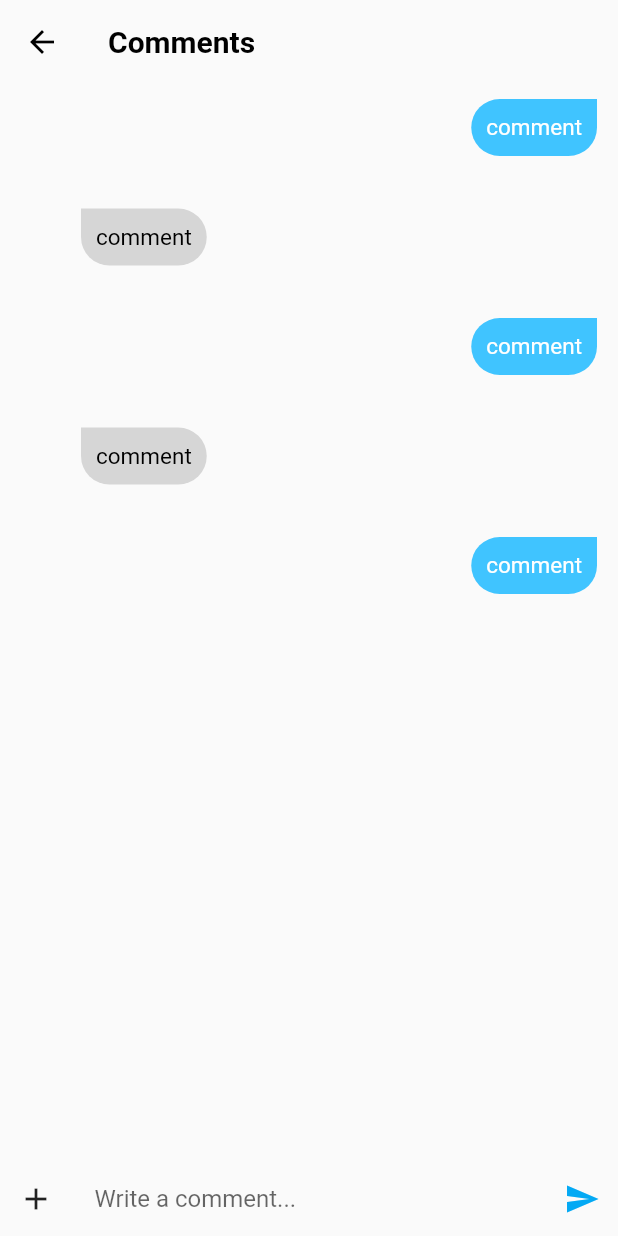
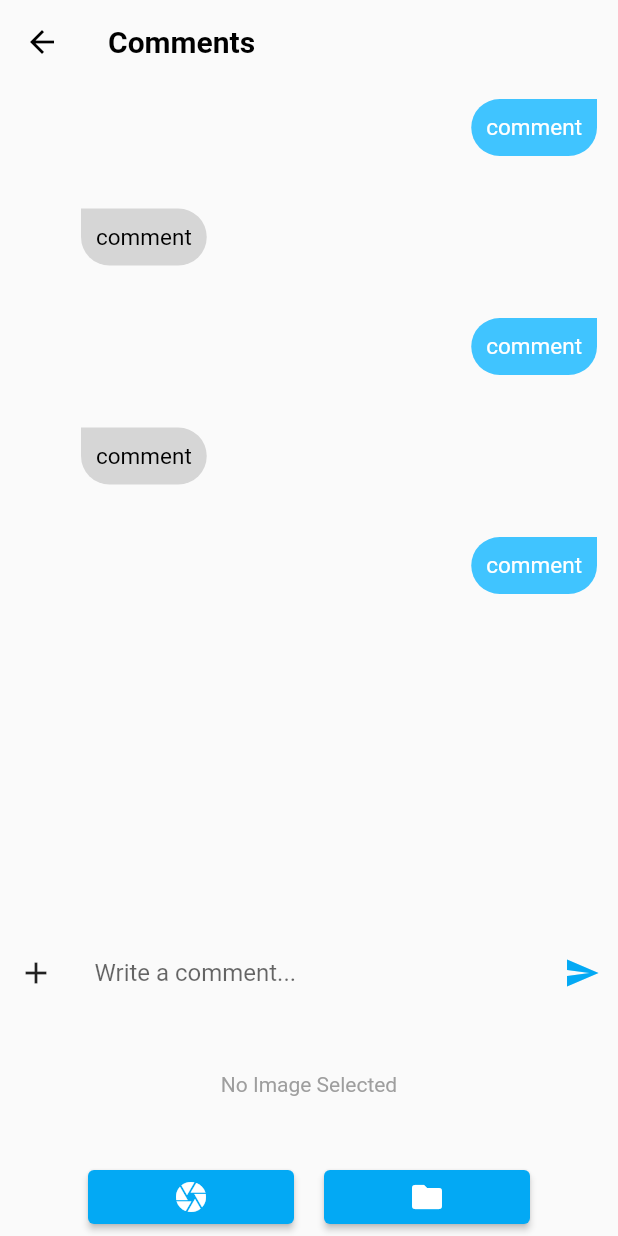
Before and after one commit to 0thElement/olaz, a Flutter app: the CommentScreen screen opened directly, on a phone screen of 412 x 824 dp. Run offline on Flutter 3.47's test engine with Material 2 defaults, Android fonts, the phone set to English and light mode, and no system bars; our stand-ins replace bottom_navy_bar, cloud_firestore, firebase_auth, firebase_core, get, google_sign_in and 3 more; missing offline and left inert: flutter_facebook_auth; accounts and stored records are empty.

Commit message:
Improved UI

```diff
--- a/lib/screens/homepage.dart
+++ b/lib/screens/homepage.dart
@@ -4,7 +4,7 @@ import 'package:flutter/material.dart';
 import 'package:get/get.dart';
 import 'package:olaz/models/user.dart' as olaz;
 import 'package:olaz/screens/chat/contact_list.dart';
-import 'package:olaz/screens/common/image_picker.dart';
+import 'package:olaz/screens/common/image_picker_screen.dart';
 import 'package:olaz/screens/social/wall.dart';
 import 'package:olaz/screens/profile/edit_profile.dart';
 
@@ -13,7 +13,7 @@ class HomePageController extends GetxController {
     const ContactScreen(),
     SocialWallScreen(),
     const EditProfileScreen(),
-    const UploadImage(),
+    const UploadImageScreen(),
   ];
   RxInt screenIndex = 0.obs;
   olaz.UserCrud userCrud = Get.find();
--- /dev/null
+++ b/lib/widgets/image_picker.dart
@@ -0,0 +1,112 @@
+import 'package:flutter/material.dart';
+import 'package:image_picker/image_picker.dart';
+import 'dart:io';
+
+class UploadImage extends StatefulWidget {
+  const UploadImage(this.maxHeight, {Key? key}) : super(key: key);
+
+  final double maxHeight;
+
+  @override
+  State<UploadImage> createState() => _UploadImageState();
+}
+
+class _UploadImageState extends State<UploadImage> {
+  List<XFile> imageList = [];
+  Future getImageFromGallery() async {
+    final images = await ImagePicker().pickMultiImage();
+
+    setState(() {
+      if (images != null) {
+        imageList.addAll(images);
+      }
+    });
+  }
+
+  Future getImageFromCamera() async {
+    final image = await ImagePicker().pickImage(source: ImageSource.camera);
+
+    setState(() {
+      if (image != null) {
+        imageList.add(image);
+      }
+    });
+  }
+
+  @override
+  Widget build(BuildContext context) {
+    double availableWidth = MediaQuery.of(context).size.width;
+    return Column(
+      mainAxisAlignment: MainAxisAlignment.center,
+      children: [
+        Expanded(
+          child: SingleChildScrollView(
+              child: Container(
+            padding: const EdgeInsets.all(5),
+            width: availableWidth,
+            height: widget.maxHeight - 50,
+            child: Center(
+              child: imageList.isEmpty
+                  ? const Text(
+                      "No Image Selected",
+                      style: TextStyle(color: Colors.grey),
+                    )
+                  : (Padding(
+                      padding: const EdgeInsets.all(8.0),
+                      child: GridView.builder(
+                        itemCount: imageList.length,
+                        gridDelegate:
+                            const SliverGridDelegateWithFixedCrossAxisCount(
+                                crossAxisCount: 3),
+                        itemBuilder: (BuildContext context, int index) {
+                          return GestureDetector(
+                            onTap: () => setState(() {
+                              imageList.removeAt(index);
+                            }),
+                            child: Image.file(
+                              File(imageList[index].path),
+                              fit: BoxFit.cover,
+                            ),
+                          );
+                        },
+                      ),
+                    )),
+            ),
+          )),
+        ),
+        SizedBox(
+          height: 50,
+          child: Row(
+            mainAxisAlignment: MainAxisAlignment.center,
+            children: [
+              SizedBox(
+                width: availableWidth / 3,
+                child: ElevatedButton(
+                  onPressed: getImageFromCamera,
+                  // tooltip: 'Choose Image From Camera',
+                  child: const Icon(
+                    Icons.camera,
+                    color: Colors.white,
+                  ),
+                ),
+              ),
+              const SizedBox(
+                width: 20,
+              ),
+              SizedBox(
+                  width: availableWidth / 3,
+                  child: ElevatedButton(
+                    onPressed: getImageFromGallery,
+                    // tooltip: 'Choose Image From Galerry',
+                    child: const Icon(
+                      Icons.folder,
+                      color: Colors.white,
+                    ),
+                  )),
+            ],
+          ),
+        )
+      ],
+    );
+  }
+}
--- a/lib/widgets/message_bar.dart
+++ b/lib/widgets/message_bar.dart
@@ -1,6 +1,7 @@
 import 'package:flutter/material.dart';
+import 'package:olaz/widgets/image_picker.dart';
 
-class MessageBar extends StatelessWidget {
+class MessageBar extends StatefulWidget {
   final String hint;
   final TextEditingController textEditingController;
   final VoidCallback onSend;
@@ -11,34 +12,64 @@ class MessageBar extends StatelessWidget {
       : super(key: key);
 
   @override
+  State<MessageBar> createState() => _MessageBarState();
+}
+
+class _MessageBarState extends State<MessageBar> {
+  bool shouldShowImagePicker = false;
+
+  void showImagePicker() {
+    setState(() {
+      shouldShowImagePicker = !shouldShowImagePicker;
+    });
+  }
+
+  @override
   Widget build(BuildContext context) {
     return Align(
         alignment: Alignment.bottomLeft,
+        child: AnimatedSize(
+          curve: Curves.easeOut,
+          duration: const Duration(milliseconds: 200),
           child: Container(
-        constraints: const BoxConstraints(minHeight: 50),
-        child: Row(children: [
-          //More options button
-          IconButton(onPressed: () {}, icon: const Icon(Icons.add)),
+            constraints: BoxConstraints(
+                minHeight: 50, maxHeight: shouldShowImagePicker ? 50 : 200),
+            child: Align(
+              alignment: Alignment.topLeft,
+              child: Column(
+                children: [
+                  Row(children: [
+                    IconButton(
+                        onPressed: showImagePicker,
+                        icon: const Icon(Icons.add)),
                     //Text field
                     Expanded(
                       child: TextField(
-              onTap: onFocus,
-              controller: textEditingController,
+                        onTap: widget.onFocus,
+                        controller: widget.textEditingController,
                         keyboardType: TextInputType.multiline,
                         textAlignVertical: TextAlignVertical.center,
                         decoration: InputDecoration(
                             contentPadding: const EdgeInsets.all(15),
-                  hintText: hint,
+                            hintText: widget.hint,
                             border: InputBorder.none),
                         maxLines: null,
                       ),
                     ),
                     //Send Button
                     IconButton(
-              onPressed: onSend,
+                        onPressed: widget.onSend,
                         icon: const Icon(Icons.send, color: Colors.lightBlue))
                   ]),
+                  shouldShowImagePicker
+                      ? const SizedBox(
+                          height: 0,
+                        )
+                      : const SizedBox(height: 150, child: UploadImage(150))
+                ],
               ),
-    );
+            ),
+          ),
+        ));
   }
 }
```
Also changed, not shown: lib/screens/common/image_picker.dart (deleted, +0 -105 lines), lib/screens/common/image_picker_screen.dart (added, +33 -0 lines). Lines whose indentation alone changed are shown as unchanged.
